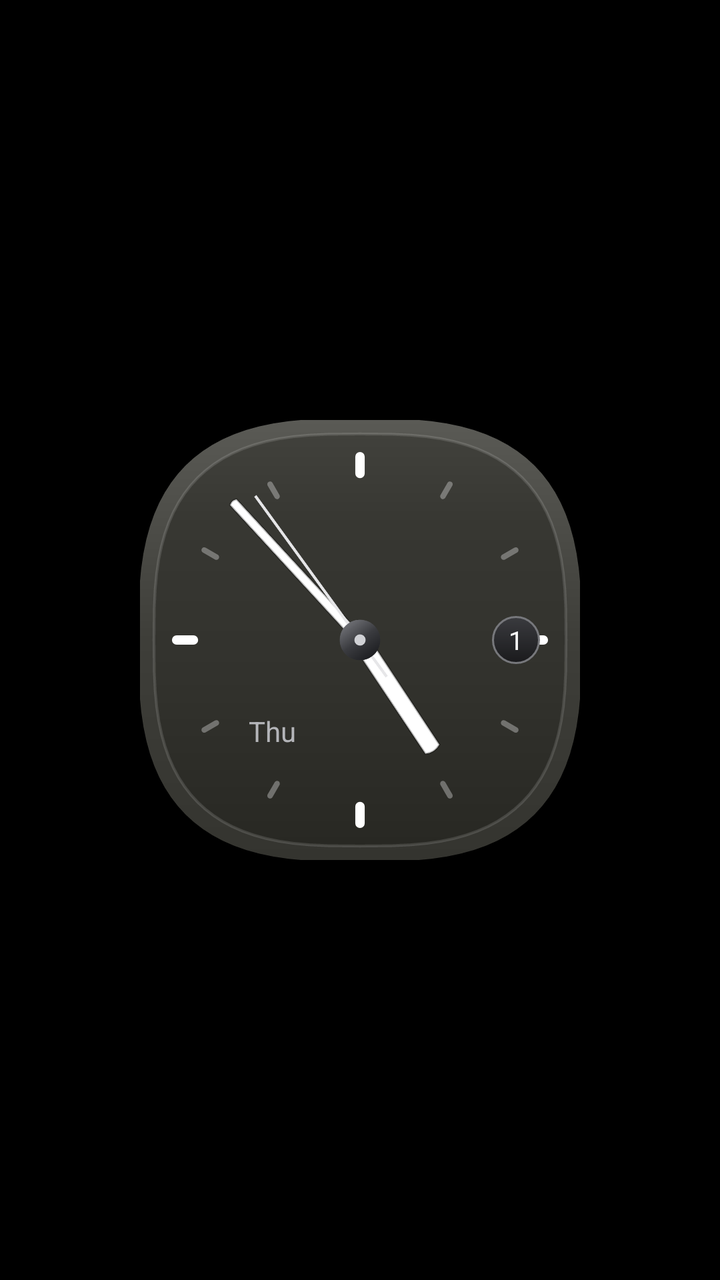
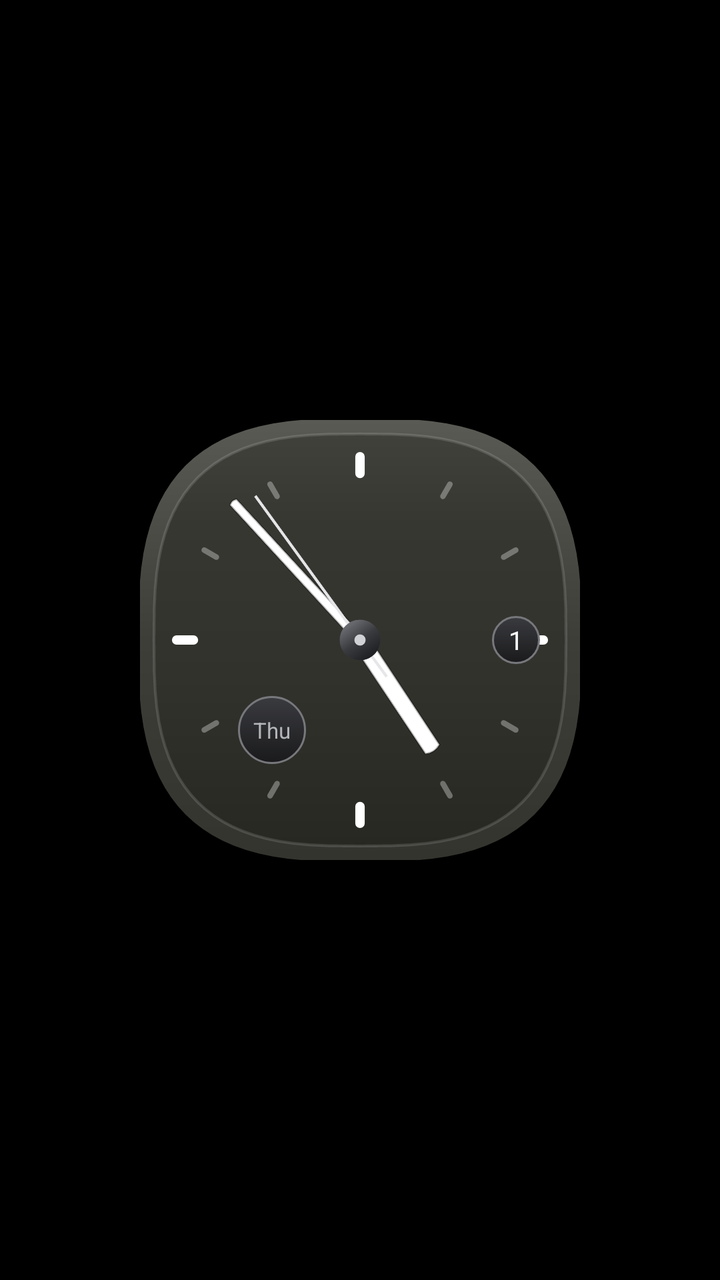

An Android layout rendered at two revisions. The XML below is the earlier revision; the diff shows what the commit changed to produce the second picture.
<!-- AndroidManifest.xml: application theme Theme.EtesianLauncher -->
<!-- res/layout/bc_gearclock.xml -->
<?xml version="1.0" encoding="utf-8"?>
<FrameLayout xmlns:android="http://schemas.android.com/apk/res/android"
    android:id="@+id/bc_root" android:layout_width="match_parent" android:layout_height="match_parent">
    <FrameLayout android:id="@+id/bc_face" android:layout_width="220dp" android:layout_height="220dp" android:layout_gravity="center">
        <AnalogClock android:id="@+id/bc_clock" android:layout_width="match_parent" android:layout_height="match_parent"
            android:dial="@drawable/bc_square_dial" android:hand_hour="@drawable/bc_hand_hour_l" android:hand_minute="@drawable/bc_hand_minute_l"
            android:hand_second="@drawable/bc_hand_second_gear"/>
        <TextClock android:id="@+id/bc_day" android:layout_width="52dp" android:layout_height="wrap_content" android:layout_gravity="top|start"
            android:layout_marginStart="40dp" android:layout_marginTop="146dp" android:format12Hour="EEE" android:format24Hour="EEE"
            android:gravity="center" android:textColor="#FFB4B5B9" android:textSize="14sp" android:fontFamily="etesian-text"/>
        <TextClock android:id="@+id/bc_date" android:layout_width="24dp" android:layout_height="24dp" android:layout_gravity="center_vertical|end"
            android:layout_marginEnd="20dp" android:background="@drawable/bc_date_bubble" android:format12Hour="d" android:format24Hour="d"
            android:gravity="center" android:textColor="#FFFFFFFF" android:textSize="13sp" android:fontFamily="etesian-text"/>
    </FrameLayout>
</FrameLayout>
<!-- resources referenced by this layout -->
<resources>
  <!-- drawable bc_date_bubble (drawable) -->
  <?xml version="1.0" encoding="utf-8"?>
  <shape xmlns:android="http://schemas.android.com/apk/res/android" android:shape="oval">
      <gradient android:angle="270" android:startColor="#FF3A3B3F" android:endColor="#FF1A1A1C"/><stroke android:width="1dp" android:color="#FF77787C"/></shape>
  <!-- drawable bc_hand_hour_l (drawable) -->
  <?xml version="1.0" encoding="utf-8"?>
  <vector xmlns:android="http://schemas.android.com/apk/res/android" xmlns:aapt="http://schemas.android.com/aapt"
      android:width="400dp" android:height="400dp" android:viewportWidth="126" android:viewportHeight="126">
      <path android:pathData="M60.5,68L60.6,25.5Q63,24.2 65.4,25.5L65.5,68Z" android:fillColor="#FFFFFFFF" android:strokeColor="#40000000" android:strokeWidth="0.6"/>
  </vector>
  <!-- drawable bc_hand_minute_l (drawable) -->
  <?xml version="1.0" encoding="utf-8"?>
  <vector xmlns:android="http://schemas.android.com/apk/res/android" xmlns:aapt="http://schemas.android.com/aapt"
      android:width="400dp" android:height="400dp" android:viewportWidth="126" android:viewportHeight="126">
      <path android:pathData="M61.7,68L61.75,9.4Q63,8.6 64.25,9.4L64.3,68Z" android:fillColor="#FFFFFFFF" android:strokeColor="#40000000" android:strokeWidth="0.6"/>
      <path android:pathData="M63,58a5,5 0,1 1,0 10a5,5 0,1 1,0 -10z" android:fillColor="#FFFFFFFF" android:strokeColor="#40000000" android:strokeWidth="0.6"/>
      <path android:pathData="M63,60.8a2.2,2.2 0,1 1,0 4.4a2.2,2.2 0,1 1,0 -4.4z" android:fillColor="#FF4791DC"/>
      <path android:pathData="M63,62a1,1 0,1 1,0 2a1,1 0,1 1,0 -2z" android:fillColor="#FFFFFFFF"/>
  </vector>
  <!-- drawable bc_hand_second_gear (drawable) -->
  <?xml version="1.0" encoding="utf-8"?>
  <vector xmlns:android="http://schemas.android.com/apk/res/android" xmlns:aapt="http://schemas.android.com/aapt"
      android:width="400dp" android:height="400dp" android:viewportWidth="126" android:viewportHeight="126">
      <path android:pathData="M63,76V12" android:strokeColor="#FFE6E6E8" android:strokeWidth="0.8"/>
      <path android:pathData="M63,57.5a5.5,5.5 0,1 1,0 11a5.5,5.5 0,1 1,0 -11z" android:strokeColor="#FF0E0E10" android:strokeWidth="0.6"><aapt:attr name="android:fillColor"><gradient android:type="linear" android:startX="0" android:startY="57.5" android:endX="0" android:endY="68.5"><item android:offset="0" android:color="#FF6A6B70"/><item android:offset="0.5" android:color="#FF3A3B3F"/><item android:offset="1" android:color="#FF202124"/></gradient></aapt:attr></path>
      <path android:pathData="M63,61.4a1.6,1.6 0,1 1,0 3.2a1.6,1.6 0,1 1,0 -3.2z" android:fillColor="#FFD0D1D5"/>
  </vector>
  <!-- drawable bc_square_dial: vector/xml drawable (drawable, 5270 chars, omitted) -->
  <style name="Theme.EtesianLauncher" parent="android:Theme.Material.NoActionBar">
          <item name="android:windowBackground">@android:color/black</item>
          <item name="android:colorBackground">@android:color/black</item>
          <item name="android:statusBarColor">@android:color/transparent</item>
          <item name="android:navigationBarColor">@android:color/transparent</item>
          <item name="android:windowLightStatusBar">false</item>
          <item name="android:windowShowWallpaper">false</item>
          <item name="android:colorAccent">#FF00A5E5</item>
      </style>
</resources>

<!-- the commit's change to res/layout/bc_gearclock.xml (unified diff, before → after) -->
@@ -5,9 +5,9 @@
         <AnalogClock android:id="@+id/bc_clock" android:layout_width="match_parent" android:layout_height="match_parent"
             android:dial="@drawable/bc_square_dial" android:hand_hour="@drawable/bc_hand_hour_l" android:hand_minute="@drawable/bc_hand_minute_l"
             android:hand_second="@drawable/bc_hand_second_gear"/>
-        <TextClock android:id="@+id/bc_day" android:layout_width="52dp" android:layout_height="wrap_content" android:layout_gravity="top|start"
-            android:layout_marginStart="40dp" android:layout_marginTop="146dp" android:format12Hour="EEE" android:format24Hour="EEE"
-            android:gravity="center" android:textColor="#FFB4B5B9" android:textSize="14sp" android:fontFamily="etesian-text"/>
+        <TextClock android:id="@+id/bc_day" android:layout_width="34dp" android:layout_height="34dp" android:layout_gravity="top|start"
+            android:layout_marginStart="49dp" android:layout_marginTop="138dp" android:background="@drawable/bc_date_bubble" android:format12Hour="EEE" android:format24Hour="EEE"
+            android:gravity="center" android:textColor="#FFB4B5B9" android:textSize="11sp" android:fontFamily="etesian-text"/>
         <TextClock android:id="@+id/bc_date" android:layout_width="24dp" android:layout_height="24dp" android:layout_gravity="center_vertical|end"
             android:layout_marginEnd="20dp" android:background="@drawable/bc_date_bubble" android:format12Hour="d" android:format24Hour="d"
             android:gravity="center" android:textColor="#FFFFFFFF" android:textSize="13sp" android:fontFamily="etesian-text"/>
